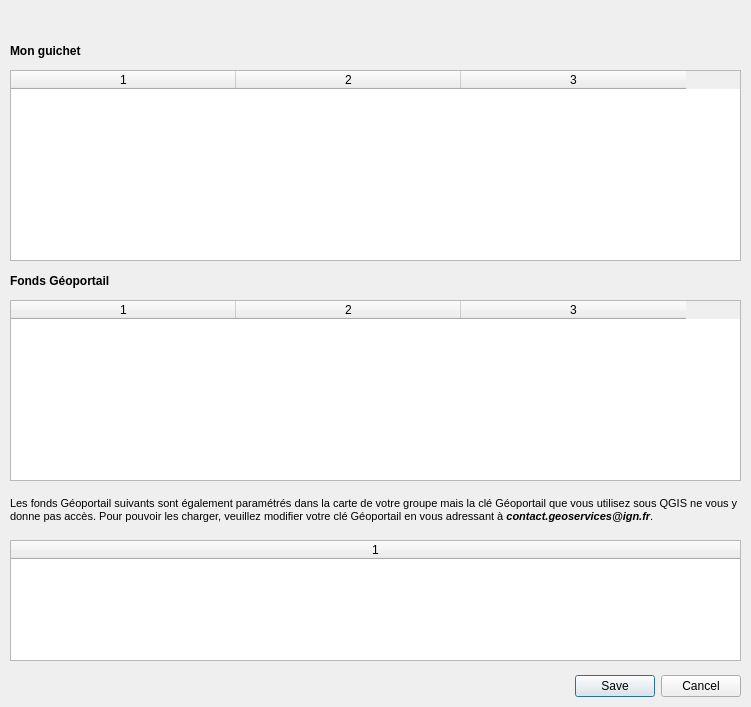
First picture: the form in FormChargerGuichet_base.ui, repository IGNF/espace-collaboratif-qgis-plugin, before the edit.
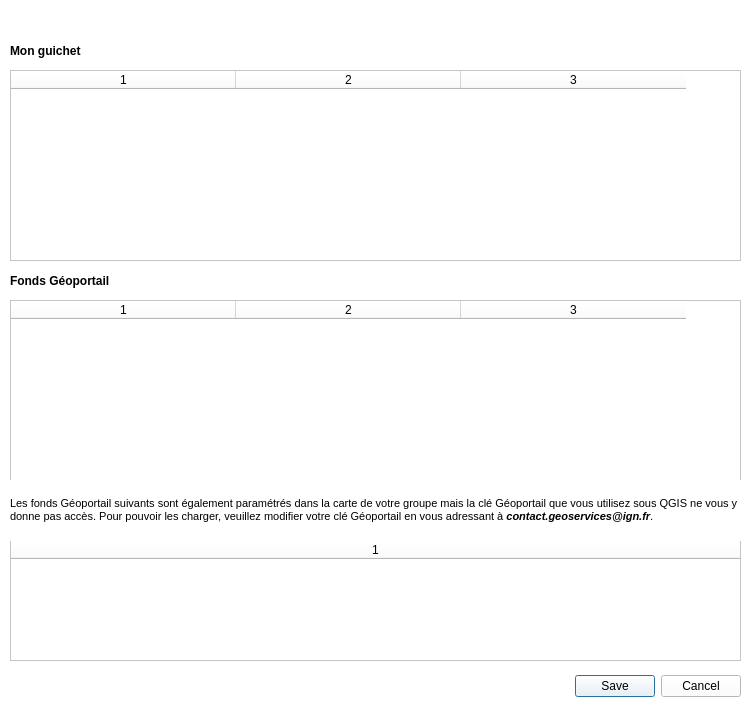
Second picture: the form after the edit.

```diff
--- a/FormChargerGuichet_base.ui
+++ b/FormChargerGuichet_base.ui
@@ -13,6 +13,9 @@
   <property name="windowTitle">
    <string>Charger les couches de mon groupe</string>
   </property>
+  <property name="styleSheet">
+   <string notr="true">background-color: rgb(255, 255, 255);</string>
+  </property>
   <widget class="QDialogButtonBox" name="buttonBox">
    <property name="geometry">
     <rect>
```
